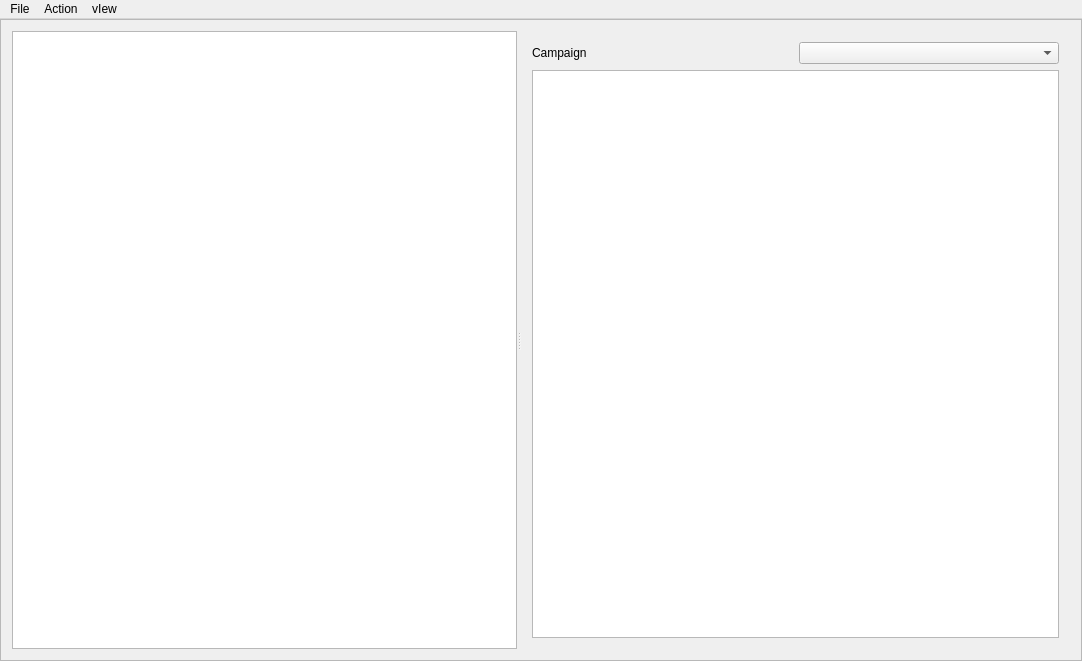
Qt form display/mainwindow.ui (obiwankennedy/GameVisualisationHelper) before a commit.
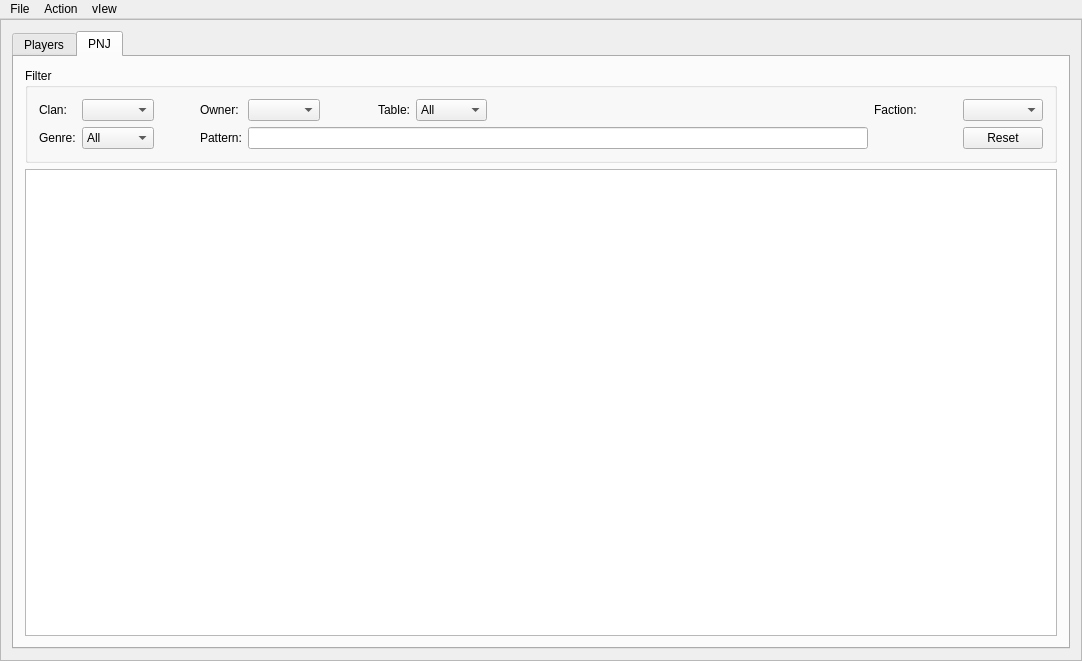
The same form after that commit. Icons and pictures are not drawn.

The edit to the form file:
```diff
--- a/display/mainwindow.ui
+++ b/display/mainwindow.ui
@@ -10,6 +10,12 @@
     <height>661</height>
    </rect>
   </property>
+  <property name="sizePolicy">
+   <sizepolicy hsizetype="MinimumExpanding" vsizetype="MinimumExpanding">
+    <horstretch>0</horstretch>
+    <verstretch>0</verstretch>
+   </sizepolicy>
+  </property>
   <property name="windowTitle">
    <string>Data Control</string>
   </property>
@@ -74,39 +80,243 @@
          <widget class="QWidget" name="widget" native="true">
           <layout class="QVBoxLayout" name="verticalLayout_3">
            <item>
-            <widget class="QSplitter" name="splitter">
-             <property name="orientation">
-              <enum>Qt::Horizontal</enum>
+            <widget class="QTabWidget" name="tabWidget">
+             <property name="currentIndex">
+              <number>1</number>
              </property>
-             <widget class="QTableView" name="m_characterView">
-              <attribute name="horizontalHeaderVisible">
-               <bool>false</bool>
+             <widget class="QWidget" name="tab">
+              <attribute name="title">
+               <string>Players</string>
               </attribute>
-              <attribute name="horizontalHeaderCascadingSectionResizes">
-               <bool>false</bool>
-              </attribute>
-              <attribute name="horizontalHeaderStretchLastSection">
-               <bool>true</bool>
-              </attribute>
+              <layout class="QVBoxLayout" name="verticalLayout_4">
+               <item>
+                <widget class="QSplitter" name="splitter">
+                 <property name="orientation">
+                  <enum>Qt::Horizontal</enum>
+                 </property>
+                 <widget class="QTableView" name="m_characterView">
+                  <attribute name="horizontalHeaderVisible">
+                   <bool>false</bool>
+                  </attribute>
+                  <attribute name="horizontalHeaderCascadingSectionResizes">
+                   <bool>false</bool>
+                  </attribute>
+                  <attribute name="horizontalHeaderStretchLastSection">
+                   <bool>true</bool>
+                  </attribute>
+                 </widget>
+                 <widget class="QWidget" name="layoutWidget">
+                  <layout class="QVBoxLayout" name="verticalLayout_2">
+                   <item>
+                    <layout class="QHBoxLayout" name="horizontalLayout_2">
+                     <item>
+                      <widget class="QLabel" name="label">
+                       <property name="text">
+                        <string>Campaign</string>
+                       </property>
+                      </widget>
+                     </item>
+                     <item>
+                      <widget class="QComboBox" name="comboBox"/>
+                     </item>
+                    </layout>
+                   </item>
+                   <item>
+                    <widget class="QListView" name="m_presentList"/>
+                   </item>
+                  </layout>
+                 </widget>
+                </widget>
+               </item>
+              </layout>
              </widget>
-             <widget class="QWidget" name="layoutWidget">
-              <layout class="QVBoxLayout" name="verticalLayout_2">
+             <widget class="QWidget" name="tab_2">
+              <attribute name="title">
+               <string>PNJ</string>
+              </attribute>
+              <layout class="QVBoxLayout" name="verticalLayout_5">
                <item>
-                <layout class="QHBoxLayout" name="horizontalLayout_2">
-                 <item>
-                  <widget class="QLabel" name="label">
-                   <property name="text">
-                    <string>Campaign</string>
-                   </property>
-                  </widget>
-                 </item>
-                 <item>
-                  <widget class="QComboBox" name="comboBox"/>
-                 </item>
-                </layout>
+                <widget class="QGroupBox" name="groupBox">
+                 <property name="title">
+                  <string>Filter</string>
+                 </property>
+                 <layout class="QGridLayout" name="gridLayout" columnstretch="0,0,0,0,0,0,0,0,0,1,0,0">
+                  <item row="0" column="10">
+                   <widget class="QLabel" name="label_5">
+                    <property name="text">
+                     <string>Faction:</string>
+                    </property>
+                   </widget>
+                  </item>
+                  <item row="0" column="9">
+                   <spacer name="horizontalSpacer_6">
+                    <property name="orientation">
+                     <enum>Qt::Horizontal</enum>
+                    </property>
+                    <property name="sizeHint" stdset="0">
+                     <size>
+                      <width>47</width>
+                      <height>20</height>
+                     </size>
+                    </property>
+                   </spacer>
+                  </item>
+                  <item row="0" column="1">
+                   <widget class="QComboBox" name="m_clanCb"/>
+                  </item>
+                  <item row="1" column="11">
+                   <widget class="QPushButton" name="m_resetBtn">
+                    <property name="text">
+                     <string>Reset</string>
+                    </property>
+                   </widget>
+                  </item>
+                  <item row="0" column="5">
+                   <spacer name="horizontalSpacer_3">
+                    <property name="orientation">
+                     <enum>Qt::Horizontal</enum>
+                    </property>
+                    <property name="sizeHint" stdset="0">
+                     <size>
+                      <width>40</width>
+                      <height>20</height>
+                     </size>
+                    </property>
+                   </spacer>
+                  </item>
+                  <item row="1" column="4" colspan="6">
+                   <widget class="QLineEdit" name="m_patternLine"/>
+                  </item>
+                  <item row="0" column="2">
+                   <spacer name="horizontalSpacer_4">
+                    <property name="orientation">
+                     <enum>Qt::Horizontal</enum>
+                    </property>
+                    <property name="sizeHint" stdset="0">
+                     <size>
+                      <width>40</width>
+                      <height>20</height>
+                     </size>
+                    </property>
+                   </spacer>
+                  </item>
+                  <item row="0" column="8">
+                   <widget class="QComboBox" name="m_tableCb">
+                    <item>
+                     <property name="text">
+                      <string>All</string>
+                     </property>
+                    </item>
+                    <item>
+                     <property name="text">
+                      <string>Table 1</string>
+                     </property>
+                    </item>
+                    <item>
+                     <property name="text">
+                      <string>Table 2</string>
+                     </property>
+                    </item>
+                   </widget>
+                  </item>
+                  <item row="1" column="10">
+                   <spacer name="horizontalSpacer_5">
+                    <property name="orientation">
+                     <enum>Qt::Horizontal</enum>
+                    </property>
+                    <property name="sizeHint" stdset="0">
+                     <size>
+                      <width>83</width>
+                      <height>20</height>
+                     </size>
+                    </property>
+                   </spacer>
+                  </item>
+                  <item row="0" column="3">
+                   <widget class="QLabel" name="label_3">
+                    <property name="text">
+                     <string>Owner:</string>
+                    </property>
+                   </widget>
+                  </item>
+                  <item row="0" column="4">
+                   <widget class="QComboBox" name="m_ownerCb"/>
+                  </item>
+                  <item row="1" column="0">
+                   <widget class="QLabel" name="label_6">
+                    <property name="text">
+                     <string>Genre:</string>
+                    </property>
+                   </widget>
+                  </item>
+                  <item row="1" column="2">
+                   <spacer name="horizontalSpacer_2">
+                    <property name="orientation">
+                     <enum>Qt::Horizontal</enum>
+                    </property>
+                    <property name="sizeHint" stdset="0">
+                     <size>
+                      <width>40</width>
+                      <height>20</height>
+                     </size>
+                    </property>
+                   </spacer>
+                  </item>
+                  <item row="1" column="3">
+                   <widget class="QLabel" name="label_4">
+                    <property name="text">
+                     <string>Pattern:</string>
+                    </property>
+                   </widget>
+                  </item>
+                  <item row="0" column="0">
+                   <widget class="QLabel" name="label_2">
+                    <property name="text">
+                     <string>Clan:</string>
+                    </property>
+                   </widget>
+                  </item>
+                  <item row="0" column="7">
+                   <widget class="QLabel" name="label_7">
+                    <property name="text">
+                     <string>Table:</string>
+                    </property>
+                   </widget>
+                  </item>
+                  <item row="0" column="11">
+                   <widget class="QComboBox" name="m_factionCb"/>
+                  </item>
+                  <item row="1" column="1">
+                   <widget class="QComboBox" name="m_genderCb">
+                    <item>
+                     <property name="text">
+                      <string>All</string>
+                     </property>
+                    </item>
+                    <item>
+                     <property name="text">
+                      <string>F</string>
+                     </property>
+                    </item>
+                    <item>
+                     <property name="text">
+                      <string>H</string>
+                     </property>
+                    </item>
+                   </widget>
+                  </item>
+                 </layout>
+                </widget>
                </item>
                <item>
-                <widget class="QListView" name="m_presentList"/>
+                <widget class="QTableView" name="m_tableview">
+                 <property name="sortingEnabled">
+                  <bool>true</bool>
+                 </property>
+                 <attribute name="horizontalHeaderStretchLastSection">
+                  <bool>true</bool>
+                 </attribute>
+                </widget>
                </item>
               </layout>
              </widget>
```
Left out of the diff: 6 changed lines with no effect on the pictures.
